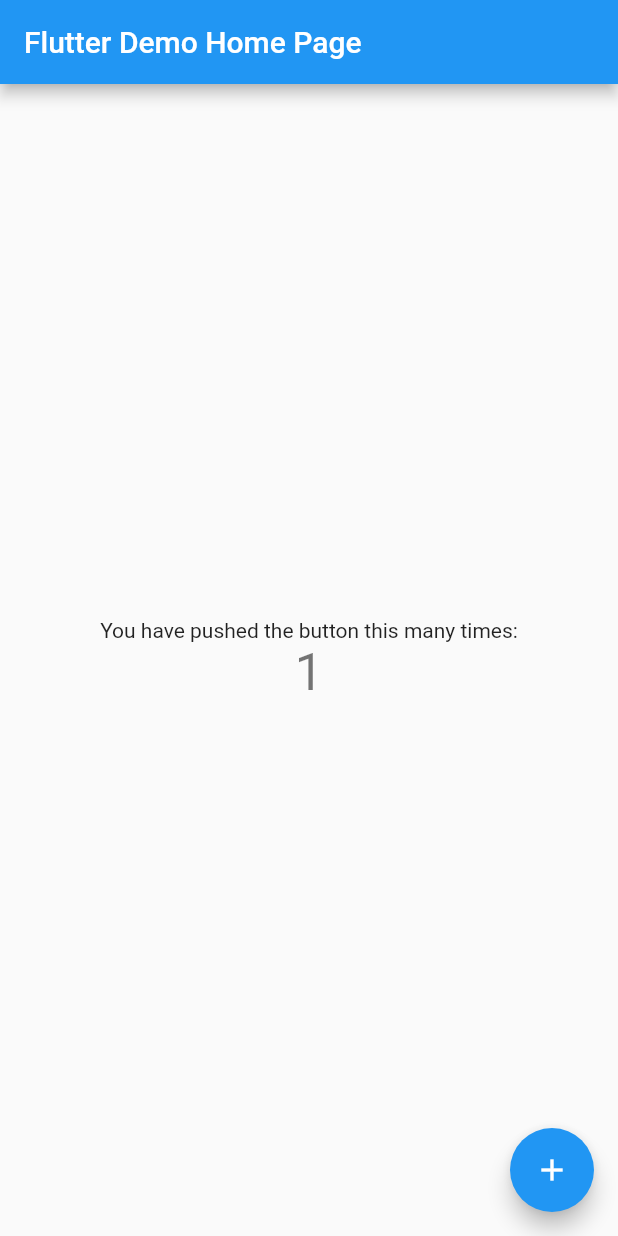
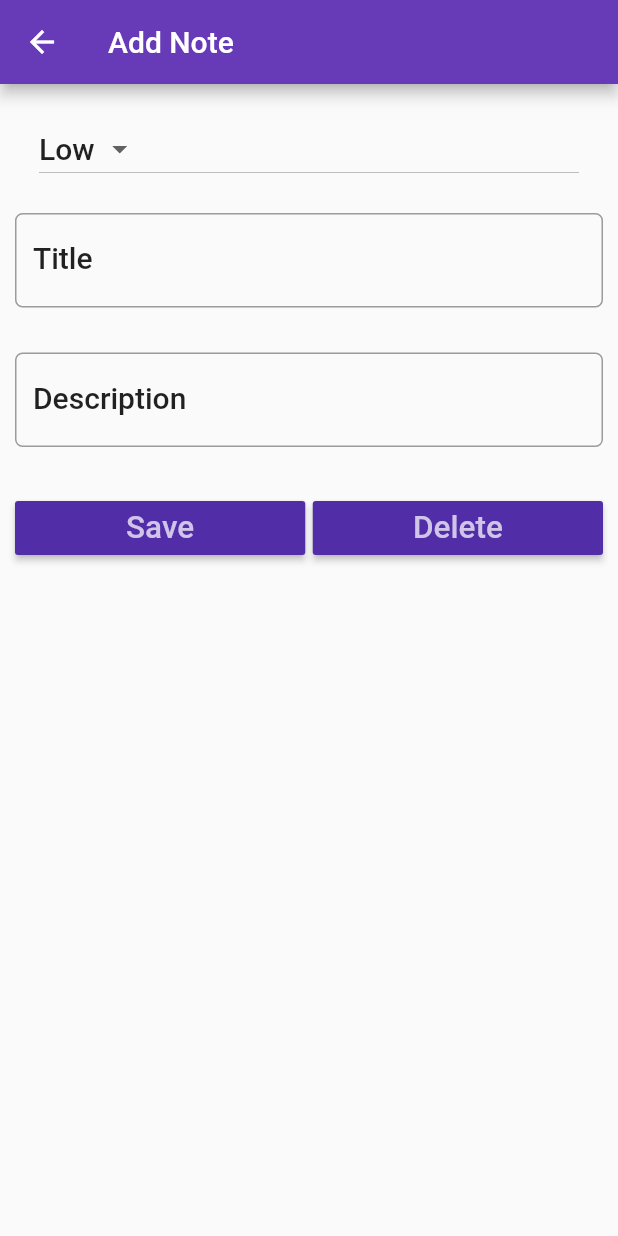
Before and after one commit to taku-sami/sqflite_plactice_from_udemy, a Flutter app: the screen it shows after launch, after a tap on the "add" icon, on a phone screen of 412 x 824 dp. Run offline on Flutter 3.47's test engine with Material 2 defaults, Android fonts, the phone set to English and light mode, and no system bars; our stand-ins replace sqflite; accounts and stored records are empty.

Commit message:
completed module

```diff
--- a/lib/main.dart
+++ b/lib/main.dart
@@ -1,4 +1,6 @@
 import 'package:flutter/material.dart';
+import 'package:sqfliteplacticefromudemy/screens/note_detail.dart';
+import 'package:sqfliteplacticefromudemy/screens/note_list.dart';
 
 void main() => runApp(MyApp());
 
@@ -8,56 +10,9 @@ class MyApp extends StatelessWidget {
     return MaterialApp(
       title: 'Flutter Demo',
       theme: ThemeData(
-        primarySwatch: Colors.blue,
+        primarySwatch: Colors.deepPurple,
       ),
-      home: MyHomePage(title: 'Flutter Demo Home Page'),
+      home: NoteList(),
     );
   }
 }
-
-class MyHomePage extends StatefulWidget {
-  MyHomePage({Key key, this.title}) : super(key: key);
-
-  final String title;
-
-  @override
-  _MyHomePageState createState() => _MyHomePageState();
-}
-
-class _MyHomePageState extends State<MyHomePage> {
-  int _counter = 0;
-
-  void _incrementCounter() {
-    setState(() {
-      _counter++;
-    });
-  }
-
-  @override
-  Widget build(BuildContext context) {
-    return Scaffold(
-      appBar: AppBar(
-        title: Text(widget.title),
-      ),
-      body: Center(
-        child: Column(
-          mainAxisAlignment: MainAxisAlignment.center,
-          children: <Widget>[
-            Text(
-              'You have pushed the button this many times:',
-            ),
-            Text(
-              '$_counter',
-              style: Theme.of(context).textTheme.display1,
-            ),
-          ],
-        ),
-      ),
-      floatingActionButton: FloatingActionButton(
-        onPressed: _incrementCounter,
-        tooltip: 'Increment',
-        child: Icon(Icons.add),
-      ), // This trailing comma makes auto-formatting nicer for build methods.
-    );
-  }
-}
--- a/lib/models/note.dart
+++ b/lib/models/note.dart
@@ -12,8 +12,8 @@ class Note {
   int get id => _id;
   String get title => _title;
   String get description => _description;
+  String get date => _date;
   int get priority => _priority;
-  String get date => _date;
 
   set title(String newTitle) {
     if (newTitle.length <= 255) {
--- /dev/null
+++ b/lib/screens/note_detail.dart
@@ -0,0 +1,222 @@
+import 'package:flutter/material.dart';
+import 'package:sqfliteplacticefromudemy/models/note.dart';
+import 'package:sqfliteplacticefromudemy/utils/database_helper.dart';
+import 'package:intl/intl.dart';
+
+class NoteDetail extends StatefulWidget {
+  String appBarTitle;
+  Note note;
+
+  NoteDetail(this.note, this.appBarTitle);
+
+  @override
+  _NoteDetailState createState() => _NoteDetailState();
+}
+
+class _NoteDetailState extends State<NoteDetail> {
+  TextEditingController titleController = TextEditingController();
+  TextEditingController descriptionController = TextEditingController();
+  DatabaseHelper helper = DatabaseHelper();
+
+  static var _priorities = ['High', 'Low'];
+
+  @override
+  Widget build(BuildContext context) {
+    TextStyle textStyle = Theme.of(context).textTheme.title;
+
+    titleController.text = widget.note.title;
+    descriptionController.text = widget.note.description;
+
+    return WillPopScope(
+      onWillPop: () {
+        moveToLastScreen();
+      },
+      child: Scaffold(
+        appBar: AppBar(
+          title: Text(widget.appBarTitle),
+          leading: IconButton(
+            icon: Icon(Icons.arrow_back),
+            onPressed: () {
+              moveToLastScreen();
+            },
+          ),
+        ),
+        body: Padding(
+          padding: const EdgeInsets.only(top: 15.0, left: 10.0, right: 10.0),
+          child: ListView(
+            children: <Widget>[
+              ListTile(
+                title: DropdownButton(
+                  items: _priorities.map((String dropDownStringItem) {
+                    return DropdownMenuItem<String>(
+                      value: dropDownStringItem,
+                      child: Text(dropDownStringItem),
+                    );
+                  }).toList(),
+                  style: textStyle,
+                  value: getPriorityAsString(widget.note.priority),
+                  onChanged: (String valueSelectedByUser) {
+                    setState(() {
+                      print('User selected $valueSelectedByUser');
+                      updatePriorityAsInt(valueSelectedByUser);
+                    });
+                  },
+                ),
+              ),
+              Padding(
+                padding: EdgeInsets.only(top: 15.0, bottom: 15.0),
+                child: TextField(
+                  controller: titleController,
+                  style: textStyle,
+                  onChanged: (value) {
+                    print('Something changed in Title Text Field');
+                    updateTitle();
+                  },
+                  decoration: InputDecoration(
+                    labelText: 'Title',
+                    labelStyle: textStyle,
+                    border: OutlineInputBorder(
+                      borderRadius: BorderRadius.circular(5.0),
+                    ),
+                  ),
+                ),
+              ),
+              Padding(
+                padding: EdgeInsets.only(top: 15.0, bottom: 15.0),
+                child: TextField(
+                  controller: descriptionController,
+                  style: textStyle,
+                  onChanged: (value) {
+                    print('Something changed in Description Text Field');
+                    updateDescription();
+                  },
+                  decoration: InputDecoration(
+                    labelText: 'Description',
+                    labelStyle: textStyle,
+                    border: OutlineInputBorder(
+                      borderRadius: BorderRadius.circular(5.0),
+                    ),
+                  ),
+                ),
+              ),
+              Padding(
+                padding: EdgeInsets.only(top: 15.0, bottom: 15.0),
+                child: Row(
+                  children: <Widget>[
+                    Expanded(
+                      child: RaisedButton(
+                        color: Theme.of(context).primaryColorDark,
+                        textColor: Theme.of(context).primaryColorLight,
+                        child: Text(
+                          'Save',
+                          textScaleFactor: 1.5,
+                        ),
+                        onPressed: () {
+                          print('Save Button Pushed');
+                          _save();
+                        },
+                      ),
+                    ),
+                    Container(
+                      width: 5.0,
+                    ),
+                    Expanded(
+                      child: RaisedButton(
+                        color: Theme.of(context).primaryColorDark,
+                        textColor: Theme.of(context).primaryColorLight,
+                        child: Text(
+                          'Delete',
+                          textScaleFactor: 1.5,
+                        ),
+                        onPressed: () {
+                          print('Delete Button Pushed');
+                          _delete();
+                        },
+                      ),
+                    ),
+                  ],
+                ),
+              ),
+            ],
+          ),
+        ),
+      ),
+    );
+  }
+
+  void moveToLastScreen() {
+    Navigator.pop(context, true);
+  }
+
+  void updatePriorityAsInt(String value) {
+    switch (value) {
+      case 'High':
+        widget.note.priority = 1;
+        break;
+      case 'Low':
+        widget.note.priority = 2;
+        break;
+    }
+  }
+
+  String getPriorityAsString(int value) {
+    String priority;
+    switch (value) {
+      case 1:
+        priority = _priorities[0];
+        break;
+      case 2:
+        priority = _priorities[1];
+        break;
+    }
+    return priority;
+  }
+
+  void updateTitle() {
+    widget.note.title = titleController.text;
+  }
+
+  void updateDescription() {
+    widget.note.description = descriptionController.text;
+  }
+
+  void _save() async {
+    moveToLastScreen();
+
+    widget.note.date = DateFormat.yMMMd().format(DateTime.now());
+
+    int result;
+    if (widget.note.id != null) {
+      result = await helper.updateNote(widget.note);
+    } else {
+      result = await helper.insertNote(widget.note);
+    }
+    if (result != 0) {
+      _showAlertDialog('Status', 'Note Saved Successfully');
+    } else {
+      _showAlertDialog('Status', 'Problem Saving Note');
+    }
+  }
+
+  void _delete() async {
+    moveToLastScreen();
+    if (widget.note.id == null) {
+      _showAlertDialog('Status', 'No Note was deleted');
+      return;
+    }
+    int result = await helper.deleteNote(widget.note.id);
+    if (result != 0) {
+      _showAlertDialog('Status', 'Note Deleted Successfully');
+    } else {
+      _showAlertDialog('Status', 'Error Occured while Deleting Note');
+    }
+  }
+
+  void _showAlertDialog(String title, String message) {
+    AlertDialog alertDialog = AlertDialog(
+      title: Text(title),
+      content: Text(message),
+    );
+    showDialog(context: context, builder: (_) => alertDialog);
+  }
+}
--- /dev/null
+++ b/lib/screens/note_list.dart
@@ -0,0 +1,146 @@
+import 'dart:async';
+import 'package:flutter/material.dart';
+import 'package:sqfliteplacticefromudemy/models/note.dart';
+import 'package:sqfliteplacticefromudemy/utils/database_helper.dart';
+import 'package:sqfliteplacticefromudemy/screens/note_detail.dart';
+import 'package:sqflite/sqflite.dart';
+
+class NoteList extends StatefulWidget {
+  @override
+  _NoteListState createState() => _NoteListState();
+}
+
+class _NoteListState extends State<NoteList> {
+  DatabaseHelper databaseHelper = DatabaseHelper();
+  List<Note> noteList;
+  int count = 0;
+
+  @override
+  Widget build(BuildContext context) {
+    if (noteList == null) {
+      noteList = List<Note>();
+      updateListView();
+    }
+
+    return Scaffold(
+      appBar: AppBar(
+        title: Text('Notes'),
+      ),
+      body: getNoteListView(),
+      floatingActionButton: FloatingActionButton(
+        onPressed: () {
+          print('FAB Tapped');
+          navigateToDetail(Note('', '', '', 2), 'Add Note');
+        },
+        tooltip: 'Add Note',
+        child: Icon(Icons.add),
+      ),
+    );
+  }
+
+  ListView getNoteListView() {
+    TextStyle titleStyle = Theme.of(context).textTheme.subhead;
+    return ListView.builder(
+      itemCount: count,
+      itemBuilder: (BuildContext context, int position) {
+        return Card(
+          color: Colors.white,
+          elevation: 2.0,
+          child: ListTile(
+            leading: CircleAvatar(
+              backgroundColor:
+                  getPriorityColor(this.noteList[position].priority),
+              child: getPriorityIcon(this.noteList[position].priority),
+            ),
+            title: Text(
+              this.noteList[position].title,
+              style: titleStyle,
+            ),
+            subtitle: Text(
+              this.noteList[position].date,
+              style: titleStyle,
+            ),
+            trailing: GestureDetector(
+              child: Icon(
+                Icons.delete,
+                color: Colors.grey,
+              ),
+              onTap: () {
+                _delete(context, noteList[position]);
+              },
+            ),
+            onTap: () {
+              print('ListTile Tapped');
+              navigateToDetail(
+                  Note(this.noteList[position].title, '', '', 2), 'Edit Note');
+            },
+          ),
+        );
+      },
+    );
+  }
+
+  Color getPriorityColor(int priority) {
+    switch (priority) {
+      case 1:
+        return Colors.red;
+        break;
+      case 2:
+        return Colors.yellow;
+        break;
+      default:
+        return Colors.yellow;
+    }
+  }
+
+  Icon getPriorityIcon(int priority) {
+    switch (priority) {
+      case 1:
+        return Icon(Icons.play_arrow);
+        break;
+      case 2:
+        return Icon(Icons.keyboard_arrow_right);
+        break;
+      default:
+        return Icon(Icons.keyboard_arrow_right);
+    }
+  }
+
+  void _delete(BuildContext context, Note note) async {
+    int result = await databaseHelper.deleteNote(note.id);
+    if (result != 0) {
+      _showSnackBar(context, 'Note Deleted Successfully');
+      updateListView();
+    }
+  }
+
+  void _showSnackBar(BuildContext context, String message) {
+    final snackBar = SnackBar(content: Text(message));
+    Scaffold.of(context).showSnackBar(snackBar);
+  }
+
+  //Navigator.pushはpopで帰ってくるまでが一連の処理
+  //非同期処理により、popで帰ってきた際に値を受け取ることができる
+  void navigateToDetail(Note note, String title) async {
+    bool result = await Navigator.push(
+      context,
+      MaterialPageRoute(
+        builder: (context) => NoteDetail(note, title),
+      ),
+    );
+    if (result == true) {
+      updateListView();
+    }
+  }
+
+  void updateListView() {
+    final Future<Database> dbFuture = databaseHelper.initializeDatabase();
+    dbFuture.then((database) {
+      Future<List<Note>> noteListFuture = databaseHelper.getNoteList();
+      setState(() {
+        this.noteList = noteList;
+        this.count = noteList.length;
+      });
+    });
+  }
+}
--- /dev/null
+++ b/lib/utils/database_helper.dart
@@ -0,0 +1,103 @@
+import 'package:sqflite/sqflite.dart';
+import 'dart:async';
+import 'dart:io';
+import 'package:path_provider/path_provider.dart';
+import 'package:sqfliteplacticefromudemy/models/note.dart';
+
+class DatabaseHelper {
+  static DatabaseHelper _databaseHelper; //Singleton DatabaseHelper
+  static Database _database; //Singleton Database
+
+  String noteTable = 'note_table';
+  String colId = 'id';
+  String colTitle = 'title';
+  String colDescription = 'description';
+  String colPriority = 'priority';
+  String colDate = 'date';
+
+  DatabaseHelper._createInstance(); //Named constructor to create instance of DatabaseHelper
+
+  factory DatabaseHelper() {
+    if (_databaseHelper == null) {
+      _databaseHelper = DatabaseHelper
+          ._createInstance(); //This is executed only once, singleton object
+    }
+    return _databaseHelper;
+  }
+
+  Future<Database> get database async {
+    if (_database == null) {
+      _database = await initializeDatabase();
+    }
+
+    return _database;
+  }
+
+  Future<Database> initializeDatabase() async {
+    //Get the directory path for both Android and iOS to store database
+    Directory directory = await getApplicationDocumentsDirectory();
+    String path = directory.path + 'notes.db';
+    // Open/create the database at a given path
+    var notesDatabase =
+        await openDatabase(path, version: 1, onCreate: _createDb);
+    return notesDatabase;
+  }
+
+  void _createDb(Database db, int newVersion) async {
+    await db.execute(
+        'CREATE TABLE $noteTable($colId INTEGER PRIMARY KEY AUTOINCREMENT, $colTitle TEXT,'
+        '$colDescription TEXT, $colPriority, INTEGER, $colDate TEXT)');
+  }
+
+  //Fetch Operation: Get all note objects from database
+  Future<List<Map<String, dynamic>>> getNoteMapList() async {
+    Database db = await this.database;
+
+//    var result =
+//        await db.rawQuery('SELECT * FROM $noteTable order by $colPriority ASC');
+    var result = await db.query(noteTable, orderBy: '$noteTable ASC');
+    return result;
+  }
+
+  //Insert Operation: Insert a Note object to database
+  Future<int> insertNote(Note note) async {
+    Database db = await this.database;
+    var result = await db.insert(noteTable, note.toMap());
+    return result;
+  }
+
+  //Update Operation: Update a Note object and save it to database
+  Future<int> updateNote(Note note) async {
+    var db = await this.database;
+    var result = await db.update(noteTable, note.toMap(),
+        where: '$colId = ?', whereArgs: [note.id]);
+    return result;
+  }
+
+  //Delete Operation: Delete a Note object from database
+  Future<int> deleteNote(int id) async {
+    var db = await this.database;
+    var result =
+        await db.rawDelete('DELETE FROM $noteTable WHERE $colId = $id');
+    return result;
+  }
+
+  // Get number of Note objects in database
+  Future<int> getCount() async {
+    Database db = await this.database;
+    List<Map<String, dynamic>> x =
+        await db.rawQuery('SELECT COUNT (*) from $noteTable');
+    int result = Sqflite.firstIntValue(x);
+    return result;
+  }
+
+  Future<List<Note>> getNoteList() async {
+    var noteMapList = await getNoteMapList();
+    int count = noteMapList.length;
+    List<Note> noteList = List<Note>();
+    for (int i = 0; i < count; i++) {
+      noteList.add(Note.fromMapObject(noteMapList[i]));
+    }
+    return noteList;
+  }
+}
--- a/pubspec.yaml
+++ b/pubspec.yaml
@@ -20,7 +20,7 @@ dependencies:
   flutter:
     sdk: flutter
   sqflite: any
-  path_provider: any
+  path_provider: ^1.6.5
   intl: ^0.16.1
 
   # The following adds the Cupertino Icons font to your application.
```
Also changed, not shown: 2 other files.
